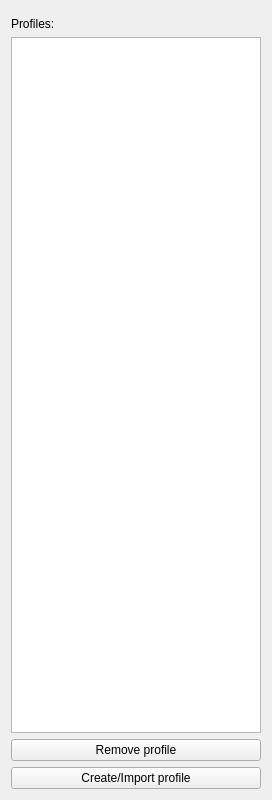
Qt form src/ui/profile_settings_window.ui (bpozdena/OneDriveGUI) before a commit.
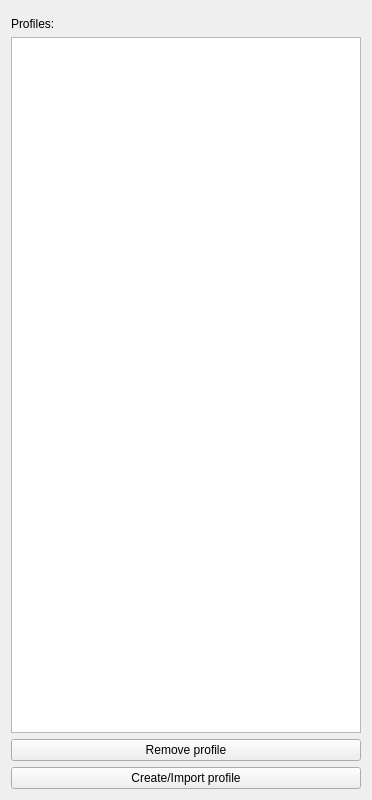
The same form after that commit.

Commit message: Always select first profile on profiles settings window

What changed in the file:
```diff
--- a/src/ui/profile_settings_window.ui
+++ b/src/ui/profile_settings_window.ui
@@ -6,7 +6,7 @@
    <rect>
     <x>0</x>
     <y>0</y>
-    <width>272</width>
+    <width>372</width>
     <height>800</height>
    </rect>
   </property>
@@ -32,7 +32,7 @@
         <widget class="QListWidget" name="listWidget_profiles">
          <property name="minimumSize">
           <size>
-           <width>200</width>
+           <width>350</width>
            <height>0</height>
           </size>
          </property>
```
The commit also changes 2 other files.
